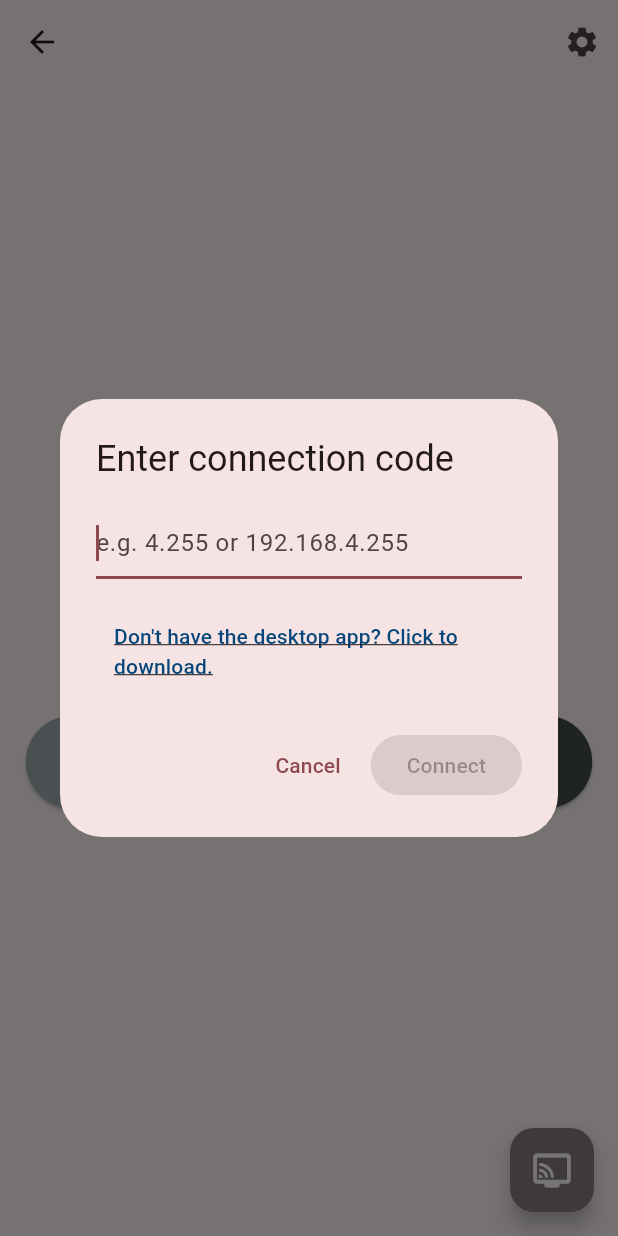
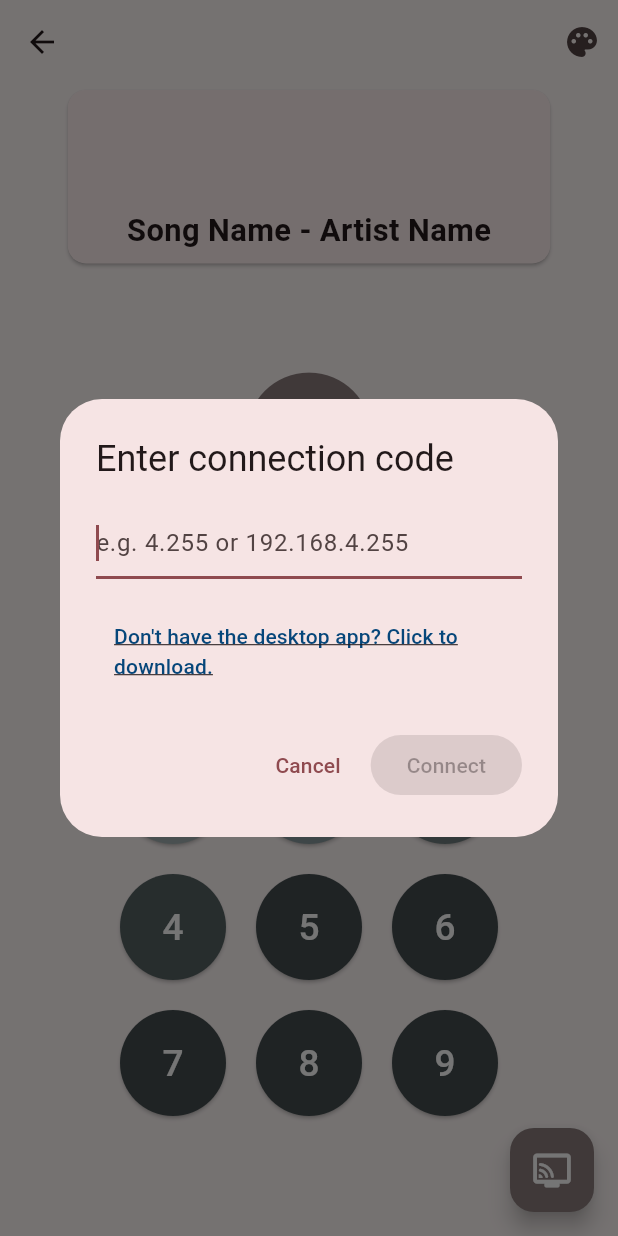
Before and after one commit to bellali12/MirrorMovePD, a Flutter app: the SessionScreen screen opened directly, on a phone screen of 412 x 824 dp. Run offline on Flutter 3.47's test engine with Material 3 defaults, Android fonts, the light colour scheme and no system bars; our stand-ins replace cloud_firestore, firebase_auth, firebase_core, fl_chart, google_fonts; missing offline and left inert: audio_visualizer; accounts and stored records are empty; statements that could not run were skipped.

Commit message:
remote improvements

```diff
--- a/mirrormotion/lib/screens/sessionscreen.dart
+++ b/mirrormotion/lib/screens/sessionscreen.dart
@@ -1,10 +1,14 @@
 import 'dart:convert';
+import 'package:audio_visualizer/visualizers/multi_wave_visualizer.dart';
+import 'package:flutter/cupertino.dart';
 import 'package:flutter/material.dart';
 // import 'package:chewie/chewie.dart';
 import 'package:flutter/services.dart';
 // import 'package:video_player/video_player.dart';
 import 'package:http/http.dart' as http;
 import 'package:mirrormotion/size_config.dart';
+import 'package:audio_visualizer/audio_visualizer.dart';
+import 'package:mirrormotion/services/data.dart';
 
 /*
   Instructor video on top and view of the user on bottom.
@@ -64,6 +68,16 @@ class SessionScreen extends StatefulWidget {
 
 class _SessionScreenState extends State<SessionScreen> {
   bool isConnected = false;
+  double _currentSliderValue = 0.0;
+  String? _sliderStatus;
+  VisualizerPlayer? audioPlayer;
+
+  DataService dataService = DataService();
+
+  Future<void> setupAudioVisualizer() async {
+    audioPlayer = VisualizerPlayer();
+    await audioPlayer!.initialize();
+  }
 
   @override
   void initState() {
@@ -90,14 +104,60 @@ class _SessionScreenState extends State<SessionScreen> {
     return Scaffold(
       appBar: AppBar(
         actions: [
-          IconButton(icon: const Icon(Icons.settings), onPressed: () {}),
+          IconButton(icon: const Icon(Icons.palette_rounded), onPressed: () {}),
         ],
       ),
       body: SafeArea(
         child: Center(
           child: Column(
+            mainAxisAlignment: MainAxisAlignment.end,
+            children: [
+              SizedBox(
+                width: SizeConfig.horizontal! * 80,
+                height: SizeConfig.vertical! * 15,
+                child: Card(
+                  child: Padding(
+                    padding: const EdgeInsets.all(8.0),
+                    child: Column(
+                      mainAxisAlignment: MainAxisAlignment.end,
+                      children: [
+                        if (audioPlayer != null)
+                          ListenableBuilder(
+                            listenable: audioPlayer!,
+                            builder: (context, child) {
+                              return MultiWaveVisualizer(
+                                input: audioPlayer!.value.waveform,
+                                backgroundColor: Colors.black,
+                                color: Colors.greenAccent,
+                                gap: 2,
+                              );
+                            },
+                          ),
+                        Text(
+                          "Song Name - Artist Name",
+                          style: TextStyle(
+                            fontSize: SizeConfig.horizontal! * 5,
+                            fontWeight: FontWeight.bold,
+                          ),
+                        ),
+                      ],
+                    ),
+                  ),
+                ),
+              ),
+              Expanded(child: Container()),
+              Row(
                 mainAxisAlignment: MainAxisAlignment.center,
                 children: [
+                  IconButton(
+                    iconSize: 150,
+                    onPressed: () {},
+                    icon: const Icon(
+                      Icons.fast_rewind_rounded,
+                      color: Color(0xFF8B7D7D),
+                      size: 100,
+                    ),
+                  ),
                   IconButton(
                     iconSize: 150,
                     onPressed: () {},
@@ -107,9 +167,72 @@ class _SessionScreenState extends State<SessionScreen> {
                       size: 100,
                     ),
                   ),
+                  IconButton(
+                    iconSize: 150,
+                    onPressed: () {},
+                    icon: const Icon(
+                      Icons.fast_forward_rounded,
+                      color: Color(0xFF8B7D7D),
+                      size: 100,
+                    ),
+                  ),
+                ],
+              ),
               const SizedBox(height: 20),
               Row(
-                mainAxisAlignment: MainAxisAlignment.spaceEvenly,
+                mainAxisAlignment: MainAxisAlignment.center,
+                children: [
+                  Icon(
+                    Icons.volume_down_rounded,
+                    color: Color.fromARGB(255, 139, 129, 129),
+                  ),
+                  SizedBox(
+                    width: SizeConfig.horizontal! * 65,
+                    child: CupertinoSlider(
+                      key: const Key('slider'),
+                      value: _currentSliderValue,
+                      // This allows the slider to jump between divisions.
+                      // If null, the slide movement is continuous.
+                      // divisions: 5,
+                      // The maximum slider value
+                      max: 100,
+                      activeColor: Color.fromARGB(255, 139, 129, 129),
+                      thumbColor: Color.fromARGB(255, 139, 129, 129),
+                      // This is called when sliding is started.
+                      onChangeStart: (double value) {
+                        setState(() {
+                          _sliderStatus = 'Sliding';
+                        });
+                      },
+                      // This is called when sliding has ended.
+                      onChangeEnd: (double value) {
+                        setState(() {
+                          _sliderStatus = 'Finished sliding';
+                        });
+                      },
+                      // This is called when slider value is changed.
+                      onChanged: (double value) {
+                        setState(() {
+                          _currentSliderValue = value;
+                        });
+                      },
+                    ),
+                  ),
+                  Icon(
+                    Icons.volume_up_rounded,
+                    color: Color.fromARGB(255, 139, 129, 129),
+                  ),
+                ],
+              ),
+              GridView(
+                // mainAxisAlignment: MainAxisAlignment.spaceEvenly,
+                shrinkWrap: true,
+                padding: const EdgeInsets.all(80),
+                gridDelegate: const SliverGridDelegateWithFixedCrossAxisCount(
+                  crossAxisCount: 3,
+                  mainAxisSpacing: 20,
+                  crossAxisSpacing: 20,
+                ),
                 children: [
                   DifficultyButton(
                     level: 1,
@@ -129,6 +252,22 @@ class _SessionScreenState extends State<SessionScreen> {
                   ),
                   DifficultyButton(
                     level: 5,
+                    color: const Color.fromARGB(255, 67, 77, 79),
+                  ),
+                  DifficultyButton(
+                    level: 6,
+                    color: const Color.fromARGB(255, 67, 77, 79),
+                  ),
+                  DifficultyButton(
+                    level: 7,
+                    color: const Color.fromARGB(255, 67, 77, 79),
+                  ),
+                  DifficultyButton(
+                    level: 8,
+                    color: const Color.fromARGB(255, 67, 77, 79),
+                  ),
+                  DifficultyButton(
+                    level: 9,
                     color: const Color.fromARGB(255, 67, 77, 79),
                   ),
                 ],
@@ -214,6 +353,8 @@ class _ConnectionPopUpState extends State<ConnectionPopUp> {
   bool _connecting = false;
   String? _error;
 
+  DataService dataService = DataService();
+
   // Converts a "connection code" to host:port.
   // Desktop shows Connection Code derived from IP with "192.168." removed.
   // Examples:
@@ -290,6 +431,7 @@ class _ConnectionPopUpState extends State<ConnectionPopUp> {
       if (resp.statusCode == 200) {
         if (!mounted) return;
         Navigator.of(context).pop(true); // success; parent marks connected
+        dataService.desktopAppUrl = "http://${host[0]}";
       } else {
         // Attempt the altHost
         final altUri = Uri.parse("http://${host[1]}/connect");
@@ -303,6 +445,7 @@ class _ConnectionPopUpState extends State<ConnectionPopUp> {
         if (altResp.statusCode == 200) {
           if (!mounted) return;
           Navigator.of(context).pop(true); // success; parent marks connected
+          dataService.desktopAppUrl = "http://${host[1]}";
           return;
         }
 
@@ -322,6 +465,7 @@ class _ConnectionPopUpState extends State<ConnectionPopUp> {
       if (altResp.statusCode == 200) {
         if (!mounted) return;
         Navigator.of(context).pop(true); // success; parent marks connected
+        dataService.desktopAppUrl = "http://${host[1]}";
         return;
       }
 
--- a/mirrormotion/lib/services/data.dart
+++ b/mirrormotion/lib/services/data.dart
@@ -0,0 +1,17 @@
+// Data Singleton
+
+import 'package:flutter/material.dart';
+
+class DataService extends ChangeNotifier {
+  static final DataService _instance = DataService._internal();
+
+  factory DataService() {
+    return _instance;
+  }
+
+  DataService._internal();
+
+  // Add your data properties and methods here
+
+  String desktopAppUrl = '';
+}
--- a/mirrormotion/pubspec.yaml
+++ b/mirrormotion/pubspec.yaml
@@ -41,6 +41,7 @@ dependencies:
   firebase_auth: ^6.0.0
   cloud_firestore: ^6.0.0
   http: ^1.5.0
+  audio_visualizer: ^1.1.0
 
 dev_dependencies:
   flutter_test:
```
Also changed, not shown: mirrormotion/pubspec.lock, 1 other file. Lines whose indentation alone changed are shown as unchanged.
